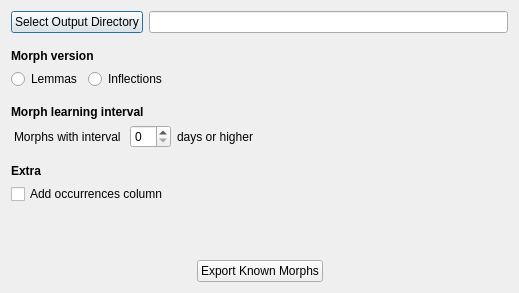
Before: the Qt Designer form ankimorphs/ui/known_morphs_exporter_dialog.ui in mortii/anki-morphs, drawn with Qt 5.
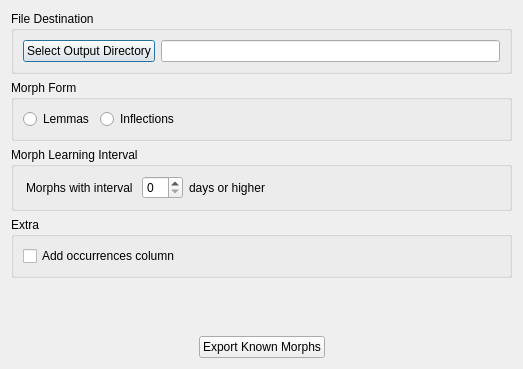
After: the same form once the commit is applied.

```diff
--- a/ankimorphs/ui/known_morphs_exporter_dialog.ui
+++ b/ankimorphs/ui/known_morphs_exporter_dialog.ui
@@ -6,8 +6,8 @@
    <rect>
     <x>0</x>
     <y>0</y>
-    <width>519</width>
-    <height>293</height>
+    <width>523</width>
+    <height>369</height>
    </rect>
   </property>
   <property name="windowTitle">
@@ -15,6 +15,12 @@
   </property>
   <layout class="QVBoxLayout" name="verticalLayout_4">
    <item>
+    <widget class="QGroupBox" name="groupBox_4">
+     <property name="title">
+      <string>File Destination</string>
+     </property>
+     <layout class="QVBoxLayout" name="verticalLayout_2">
+      <item>
     <layout class="QHBoxLayout" name="horizontalLayout">
      <item>
       <widget class="QPushButton" name="selectOutputPushButton">
@@ -28,23 +34,15 @@
      </item>
     </layout>
    </item>
-   <item>
-    <layout class="QVBoxLayout" name="verticalLayout">
-     <property name="topMargin">
-      <number>10</number>
-     </property>
-     <item>
-      <widget class="QLabel" name="label_3">
-       <property name="font">
-        <font>
-         <bold>true</bold>
-        </font>
-       </property>
-       <property name="text">
-        <string>Morph version</string>
-       </property>
-      </widget>
-     </item>
+     </layout>
+    </widget>
+   </item>
+   <item>
+    <widget class="QGroupBox" name="groupBox">
+     <property name="title">
+      <string>Morph Form</string>
+     </property>
+     <layout class="QHBoxLayout" name="horizontalLayout_5">
      <item>
       <layout class="QHBoxLayout" name="horizontalLayout_4">
        <item>
@@ -77,24 +75,14 @@
       </layout>
      </item>
     </layout>
-   </item>
-   <item>
-    <layout class="QVBoxLayout" name="verticalLayout_3">
-     <property name="topMargin">
-      <number>10</number>
-     </property>
-     <item>
-      <widget class="QLabel" name="label_5">
-       <property name="font">
-        <font>
-         <bold>true</bold>
-        </font>
-       </property>
-       <property name="text">
-        <string>Morph learning interval</string>
-       </property>
-      </widget>
-     </item>
+    </widget>
+   </item>
+   <item>
+    <widget class="QGroupBox" name="groupBox_2">
+     <property name="title">
+      <string>Morph Learning Interval</string>
+     </property>
+     <layout class="QVBoxLayout" name="verticalLayout">
      <item>
       <layout class="QHBoxLayout" name="horizontalLayout_2">
        <property name="leftMargin">
@@ -136,24 +124,14 @@
       </layout>
      </item>
     </layout>
+    </widget>
    </item>
    <item>
-    <layout class="QVBoxLayout" name="verticalLayout_2">
-     <property name="topMargin">
-      <number>10</number>
-     </property>
-     <item>
-      <widget class="QLabel" name="label_4">
-       <property name="font">
-        <font>
-         <bold>true</bold>
-        </font>
-       </property>
-       <property name="text">
+    <widget class="QGroupBox" name="groupBox_3">
+     <property name="title">
         <string>Extra</string>
        </property>
-      </widget>
-     </item>
+     <layout class="QVBoxLayout" name="verticalLayout_3">
      <item>
       <widget class="QCheckBox" name="addOccurrencesColumnCheckBox">
        <property name="text">
@@ -162,6 +140,7 @@
       </widget>
      </item>
     </layout>
+    </widget>
    </item>
    <item>
     <spacer name="verticalSpacer">
```
Lines whose indentation alone changed are shown as unchanged.
